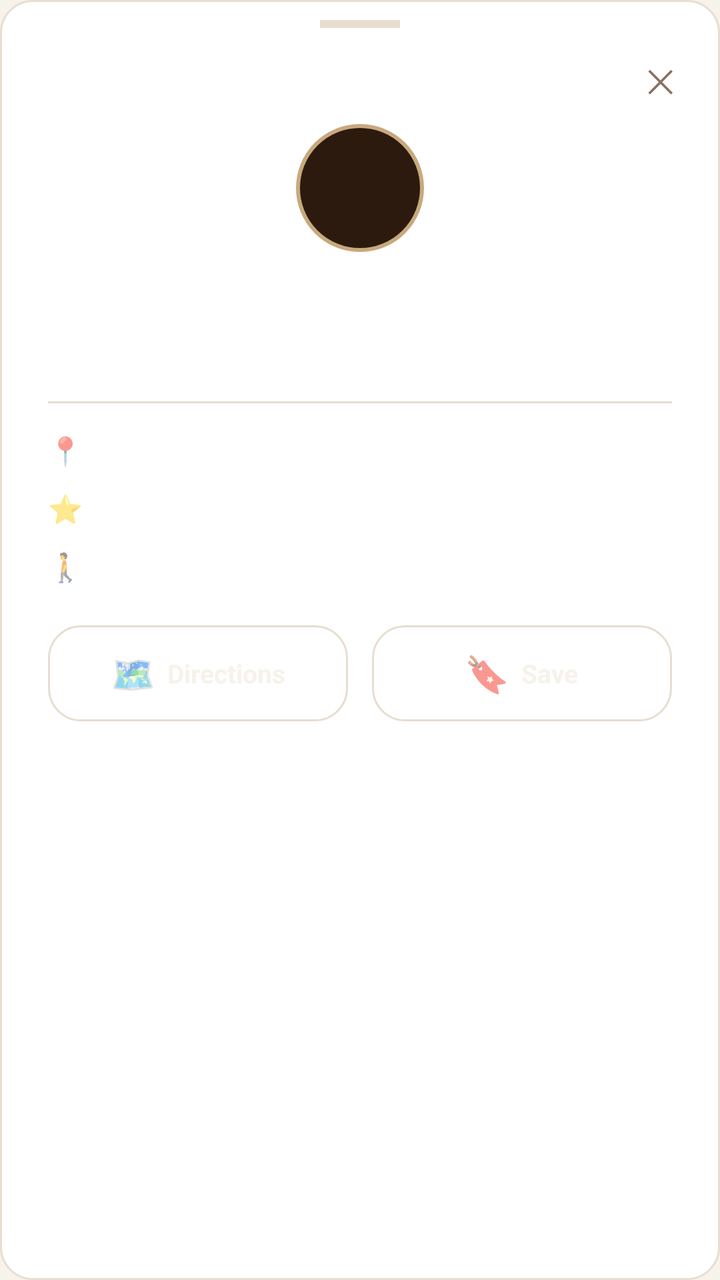
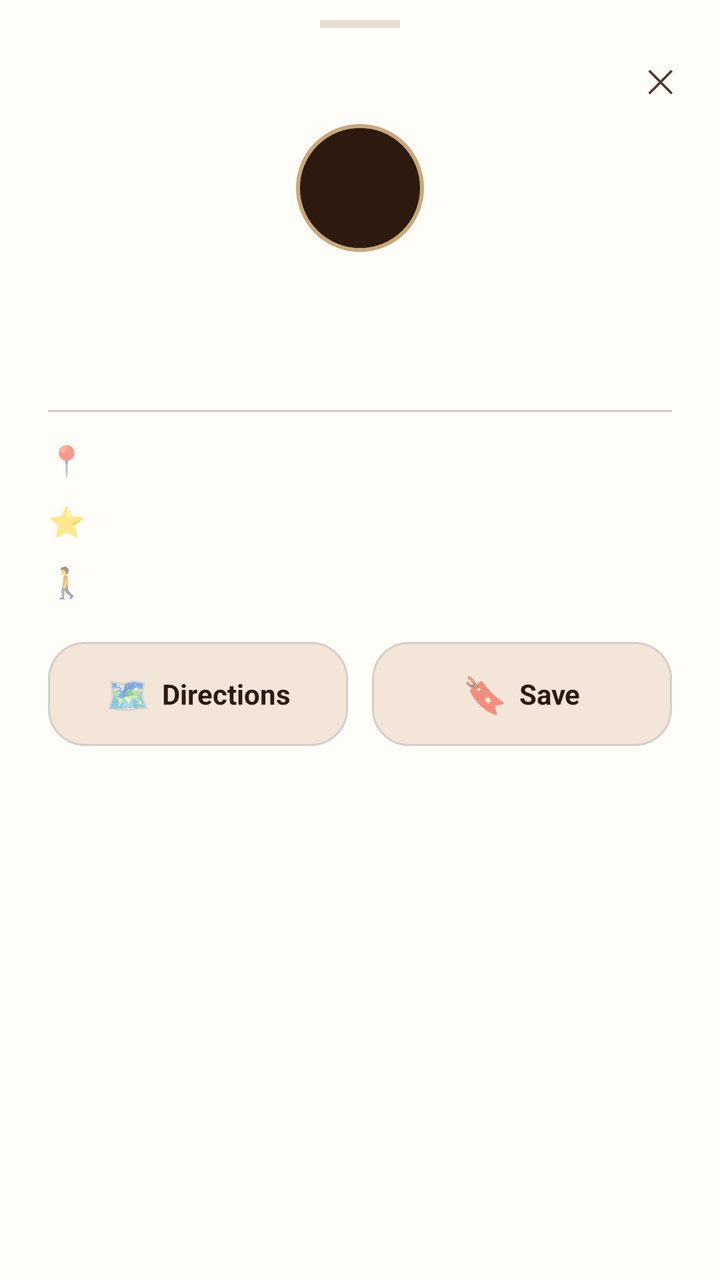

Before-and-after screenshots of an Android layout around one commit, followed by the original layout XML and the change that was made.
<!-- AndroidManifest.xml: application theme Theme.AratKain -->
<!-- res/layout/fragment_place_detail.xml -->
<?xml version="1.0" encoding="utf-8"?>
<LinearLayout xmlns:android="http://schemas.android.com/apk/res/android"
    xmlns:tools="http://schemas.android.com/tools"
    android:layout_width="match_parent"
    android:layout_height="wrap_content"
    android:orientation="vertical"
    android:background="@drawable/bg_card"
    android:paddingBottom="24dp">

    
    <ImageView
        android:id="@+id/ivDetailPhoto"
        android:layout_width="match_parent"
        android:layout_height="180dp"
        android:scaleType="centerCrop"
        android:contentDescription="@string/photo_of_establishment"
        android:visibility="gone"
        tools:visibility="visible"
        tools:background="@color/steam" />

    
    <View
        android:layout_width="40dp"
        android:layout_height="4dp"
        android:layout_gravity="center_horizontal"
        android:layout_marginTop="10dp"
        android:layout_marginBottom="4dp"
        android:background="@color/steam" />

    
    <FrameLayout
        android:layout_width="match_parent"
        android:layout_height="wrap_content">

        <TextView
            android:id="@+id/btnClose"
            android:layout_width="36dp"
            android:layout_height="36dp"
            android:layout_gravity="end"
            android:layout_marginEnd="12dp"
            android:layout_marginTop="4dp"
            android:gravity="center"
            android:text="✕"
            android:textSize="16sp"
            android:textColor="@color/muted"
            android:background="@drawable/selector_nav_btn"
            android:padding="4dp" />

    </FrameLayout>

    
    <TextView
        android:id="@+id/tvDetailTypeIcon"
        android:layout_width="64dp"
        android:layout_height="64dp"
        android:layout_gravity="center_horizontal"
        android:layout_marginTop="4dp"
        android:gravity="center"
        android:textSize="36sp"
        android:background="@drawable/circle_avatar" />

    
    <TextView
        android:id="@+id/tvDetailName"
        android:layout_width="wrap_content"
        android:layout_height="wrap_content"
        android:layout_gravity="center_horizontal"
        android:layout_marginTop="12dp"
        android:layout_marginHorizontal="24dp"
        android:gravity="center"
        android:textColor="@color/cream"
        android:textSize="20sp"
        android:textStyle="bold"
        android:fontFamily="serif"
        android:maxLines="2"
        android:ellipsize="end" />

    
    <LinearLayout
        android:layout_width="wrap_content"
        android:layout_height="wrap_content"
        android:layout_gravity="center_horizontal"
        android:orientation="horizontal"
        android:gravity="center_vertical"
        android:layout_marginTop="4dp">

        <TextView
            android:id="@+id/tvDetailType"
            android:layout_width="wrap_content"
            android:layout_height="wrap_content"
            android:textColor="@color/accent"
            android:textSize="13sp" />

        <TextView
            android:id="@+id/tvOpenStatus"
            android:layout_width="wrap_content"
            android:layout_height="wrap_content"
            android:layout_marginStart="10dp"
            android:textSize="12sp"
            android:textStyle="bold"
            android:visibility="gone" />

    </LinearLayout>

    
    <View
        android:layout_width="match_parent"
        android:layout_height="1dp"
        android:layout_marginHorizontal="24dp"
        android:layout_marginVertical="14dp"
        android:background="@color/steam" />

    
    <LinearLayout
        android:layout_width="match_parent"
        android:layout_height="wrap_content"
        android:orientation="horizontal"
        android:gravity="center_vertical"
        android:paddingHorizontal="24dp"
        android:layout_marginBottom="10dp">

        <TextView
            android:layout_width="20dp"
            android:layout_height="wrap_content"
            android:text="📍"
            android:textSize="14sp" />

        <TextView
            android:id="@+id/tvDetailAddress"
            android:layout_width="0dp"
            android:layout_height="wrap_content"
            android:layout_weight="1"
            android:layout_marginStart="8dp"
            android:textColor="@color/latte"
            android:textSize="13sp"
            android:maxLines="2"
            android:ellipsize="end" />
    </LinearLayout>

    
    <LinearLayout
        android:layout_width="match_parent"
        android:layout_height="wrap_content"
        android:orientation="horizontal"
        android:gravity="center_vertical"
        android:paddingHorizontal="24dp"
        android:layout_marginBottom="10dp">

        <TextView
            android:layout_width="20dp"
            android:layout_height="wrap_content"
            android:text="⭐"
            android:textSize="14sp" />

        <TextView
            android:id="@+id/tvDetailRating"
            android:layout_width="0dp"
            android:layout_height="wrap_content"
            android:layout_weight="1"
            android:layout_marginStart="8dp"
            android:textColor="@color/latte"
            android:textSize="13sp" />
    </LinearLayout>

    
    <LinearLayout
        android:layout_width="match_parent"
        android:layout_height="wrap_content"
        android:orientation="horizontal"
        android:gravity="center_vertical"
        android:paddingHorizontal="24dp"
        android:layout_marginBottom="20dp">

        <TextView
            android:layout_width="20dp"
            android:layout_height="wrap_content"
            android:text="🚶"
            android:textSize="14sp" />

        <TextView
            android:id="@+id/tvDetailDistance"
            android:layout_width="0dp"
            android:layout_height="wrap_content"
            android:layout_weight="1"
            android:layout_marginStart="8dp"
            android:textColor="@color/latte"
            android:textSize="13sp"
            android:visibility="gone" />
    </LinearLayout>

    
    <LinearLayout
        android:layout_width="match_parent"
        android:layout_height="wrap_content"
        android:orientation="horizontal"
        android:gravity="center"
        android:paddingHorizontal="24dp">

        
        <LinearLayout
            android:id="@+id/btnDirections"
            android:layout_width="0dp"
            android:layout_height="48dp"
            android:layout_weight="1"
            android:layout_marginEnd="6dp"
            android:orientation="horizontal"
            android:gravity="center"
            android:background="@drawable/bg_card"
            android:padding="8dp">

            <TextView
                android:layout_width="wrap_content"
                android:layout_height="wrap_content"
                android:text="🗺️"
                android:textSize="18sp"
                android:layout_marginEnd="6dp" />

            <TextView
                android:layout_width="wrap_content"
                android:layout_height="wrap_content"
                android:text="Directions"
                android:textColor="@color/cream"
                android:textSize="13sp"
                android:textStyle="bold" />

        </LinearLayout>

        
        <LinearLayout
            android:id="@+id/btnBookmark"
            android:layout_width="0dp"
            android:layout_height="48dp"
            android:layout_weight="1"
            android:layout_marginStart="6dp"
            android:orientation="horizontal"
            android:gravity="center"
            android:background="@drawable/bg_card"
            android:padding="8dp">

            <TextView
                android:id="@+id/tvBookmarkIcon"
                android:layout_width="wrap_content"
                android:layout_height="wrap_content"
                android:text="🔖"
                android:textSize="18sp"
                android:layout_marginEnd="6dp" />

            <TextView
                android:id="@+id/tvBookmarkLabel"
                android:layout_width="wrap_content"
                android:layout_height="wrap_content"
                android:text="Save"
                android:textColor="@color/cream"
                android:textSize="13sp"
                android:textStyle="bold" />

        </LinearLayout>

    </LinearLayout>

</LinearLayout>
<!-- resources referenced by this layout -->
<resources>
  <color name="accent">#B85C38</color>
  <color name="cream">#F7F2EA</color>
  <color name="latte">#C8A97E</color>
  <color name="muted">#8A7060</color>
  <color name="steam">#E8DDD0</color>
  <!-- drawable bg_card (drawable) -->
  <?xml version="1.0" encoding="utf-8"?>
  <shape xmlns:android="http://schemas.android.com/apk/res/android" android:shape="rectangle">
      <solid android:color="#FFFFFF"/>
      <stroke android:width="1dp" android:color="#E8DDD0"/>
      <corners android:radius="16dp"/>
  </shape>
  <!-- drawable circle_avatar (drawable) -->
  <?xml version="1.0" encoding="utf-8"?>
  <shape xmlns:android="http://schemas.android.com/apk/res/android" android:shape="oval">
      <solid android:color="#2C1A0E"/>
      <stroke android:width="2dp" android:color="#C8A97E"/>
  </shape>
  <!-- drawable selector_nav_btn (drawable) -->
  <?xml version="1.0" encoding="utf-8"?>
  <selector xmlns:android="http://schemas.android.com/apk/res/android">
      <item android:state_pressed="true">
          <shape android:shape="rectangle">
              <solid android:color="#33B85C38"/>
              <corners android:radius="12dp"/>
          </shape>
      </item>
      <item android:state_selected="true">
          <shape android:shape="rectangle">
              <solid android:color="#33B85C38"/>
              <corners android:radius="12dp"/>
          </shape>
      </item>
      <item>
          <shape android:shape="rectangle">
              <solid android:color="@android:color/transparent"/>
              <corners android:radius="12dp"/>
          </shape>
      </item>
  </selector>
  <string name="photo_of_establishment">Photo of establishment</string>
  <style name="Theme.AratKain" parent="Theme.MaterialComponents.DayNight.NoActionBar">
          <item name="colorPrimary">@color/espresso</item>
          <item name="colorPrimaryVariant">@color/espresso_dark</item>
          <item name="colorOnPrimary">@color/cream</item>
          <item name="colorSecondary">@color/accent</item>
          <item name="colorOnSecondary">@color/white</item>
          <item name="android:colorBackground">@color/cream</item>
          <item name="colorSurface">@color/white</item>
          <item name="android:statusBarColor">@color/espresso</item>
          <item name="android:navigationBarColor">@color/espresso</item>
          <item name="android:fontFamily">sans-serif</item>
      </style>
  <color name="espresso">#2C1A0E</color>
  <color name="espresso_dark">#3d2510</color>
  <color name="white">#FFFFFF</color>
</resources>

<!-- the commit's change to res/layout/fragment_place_detail.xml (unified diff, before → after) -->
@@ -4,7 +4,7 @@
     android:layout_width="match_parent"
     android:layout_height="wrap_content"
     android:orientation="vertical"
-    android:background="@drawable/bg_card"
+    android:background="@color/cream_bg"
     android:paddingBottom="24dp">
 
     
@@ -42,7 +42,7 @@
             android:gravity="center"
             android:text="✕"
             android:textSize="16sp"
-            android:textColor="@color/muted"
+            android:textColor="@color/dark_coffee"
             android:background="@drawable/selector_nav_btn"
             android:padding="4dp" />
 
@@ -68,8 +68,8 @@
         android:layout_marginTop="12dp"
         android:layout_marginHorizontal="24dp"
         android:gravity="center"
-        android:textColor="@color/cream"
-        android:textSize="20sp"
+        android:textColor="@color/espresso"
+        android:textSize="22sp"
         android:textStyle="bold"
         android:fontFamily="serif"
         android:maxLines="2"
@@ -88,15 +88,16 @@
             android:id="@+id/tvDetailType"
             android:layout_width="wrap_content"
             android:layout_height="wrap_content"
-            android:textColor="@color/accent"
-            android:textSize="13sp" />
+            android:textColor="@color/muted_brown"
+            android:textSize="14sp"
+            android:textStyle="bold" />
 
         <TextView
             android:id="@+id/tvOpenStatus"
             android:layout_width="wrap_content"
             android:layout_height="wrap_content"
             android:layout_marginStart="10dp"
-            android:textSize="12sp"
+            android:textSize="13sp"
             android:textStyle="bold"
             android:visibility="gone" />
 
@@ -108,7 +109,7 @@
         android:layout_height="1dp"
         android:layout_marginHorizontal="24dp"
         android:layout_marginVertical="14dp"
-        android:background="@color/steam" />
+        android:background="#D7CCC8" />
 
     
     <LinearLayout
@@ -123,7 +124,7 @@
             android:layout_width="20dp"
             android:layout_height="wrap_content"
             android:text="📍"
-            android:textSize="14sp" />
+            android:textSize="15sp" />
 
         <TextView
             android:id="@+id/tvDetailAddress"
@@ -131,8 +132,8 @@
             android:layout_height="wrap_content"
             android:layout_weight="1"
             android:layout_marginStart="8dp"
-            android:textColor="@color/latte"
-            android:textSize="13sp"
+            android:textColor="@color/dark_coffee"
+            android:textSize="14sp"
             android:maxLines="2"
             android:ellipsize="end" />
     </LinearLayout>
@@ -150,7 +151,7 @@
             android:layout_width="20dp"
             android:layout_height="wrap_content"
             android:text="⭐"
-            android:textSize="14sp" />
+            android:textSize="15sp" />
 
         <TextView
             android:id="@+id/tvDetailRating"
@@ -158,8 +159,9 @@
             android:layout_height="wrap_content"
             android:layout_weight="1"
             android:layout_marginStart="8dp"
-            android:textColor="@color/latte"
-            android:textSize="13sp" />
+            android:textColor="@color/dark_coffee"
+            android:textSize="14sp"
+            android:textStyle="bold" />
     </LinearLayout>
 
     
@@ -175,7 +177,7 @@
             android:layout_width="20dp"
             android:layout_height="wrap_content"
             android:text="🚶"
-            android:textSize="14sp" />
+            android:textSize="15sp" />
 
         <TextView
             android:id="@+id/tvDetailDistance"
@@ -183,8 +185,8 @@
             android:layout_height="wrap_content"
             android:layout_weight="1"
             android:layout_marginStart="8dp"
-            android:textColor="@color/latte"
-            android:textSize="13sp"
+            android:textColor="@color/dark_coffee"
+            android:textSize="14sp"
             android:visibility="gone" />
     </LinearLayout>
 
@@ -200,12 +202,12 @@
         <LinearLayout
             android:id="@+id/btnDirections"
             android:layout_width="0dp"
-            android:layout_height="48dp"
+            android:layout_height="52dp"
             android:layout_weight="1"
             android:layout_marginEnd="6dp"
             android:orientation="horizontal"
             android:gravity="center"
-            android:background="@drawable/bg_card"
+            android:background="@drawable/bg_button_light"
             android:padding="8dp">
 
             <TextView
@@ -219,8 +221,8 @@
                 android:layout_width="wrap_content"
                 android:layout_height="wrap_content"
                 android:text="Directions"
-                android:textColor="@color/cream"
-                android:textSize="13sp"
+                android:textColor="@color/espresso"
+                android:textSize="14sp"
                 android:textStyle="bold" />
 
         </LinearLayout>
@@ -229,12 +231,12 @@
         <LinearLayout
             android:id="@+id/btnBookmark"
             android:layout_width="0dp"
-            android:layout_height="48dp"
+            android:layout_height="52dp"
             android:layout_weight="1"
             android:layout_marginStart="6dp"
             android:orientation="horizontal"
             android:gravity="center"
-            android:background="@drawable/bg_card"
+            android:background="@drawable/bg_button_light"
             android:padding="8dp">
 
             <TextView
@@ -250,8 +252,8 @@
                 android:layout_width="wrap_content"
                 android:layout_height="wrap_content"
                 android:text="Save"
-                android:textColor="@color/cream"
-                android:textSize="13sp"
+                android:textColor="@color/espresso"
+                android:textSize="14sp"
                 android:textStyle="bold" />
 
         </LinearLayout>
<!-- resource entries referenced after the edit -->
@@ -1,16 +1,18 @@
 <!-- resources referenced by this layout -->
 <resources>
+  <color name="cream_bg">#FFFDF8</color>
+  <color name="dark_coffee">#4E342E</color>
   <color name="accent">#B85C38</color>
   <color name="cream">#F7F2EA</color>
-  <color name="latte">#C8A97E</color>
-  <color name="muted">#8A7060</color>
   <color name="steam">#E8DDD0</color>
-  <!-- drawable bg_card (drawable) -->
+  <!-- drawable bg_button_light (drawable) -->
   <?xml version="1.0" encoding="utf-8"?>
-  <shape xmlns:android="http://schemas.android.com/apk/res/android" android:shape="rectangle">
-      <solid android:color="#FFFFFF"/>
-      <stroke android:width="1dp" android:color="#E8DDD0"/>
-      <corners android:radius="16dp"/>
+  <shape xmlns:android="http://schemas.android.com/apk/res/android">
+      <solid android:color="#F3E5D8"/>
+      <corners android:radius="18dp"/>
+      <stroke
+          android:width="1dp"
+          android:color="#D7CCC8"/>
   </shape>
   <!-- drawable circle_avatar (drawable) -->
   <?xml version="1.0" encoding="utf-8"?>
@@ -54,6 +56,7 @@
           <item name="android:fontFamily">sans-serif</item>
       </style>
   <color name="espresso">#2C1A0E</color>
+  <color name="muted_brown">#6D4C41</color>
   <color name="espresso_dark">#3d2510</color>
   <color name="white">#FFFFFF</color>
 </resources>
